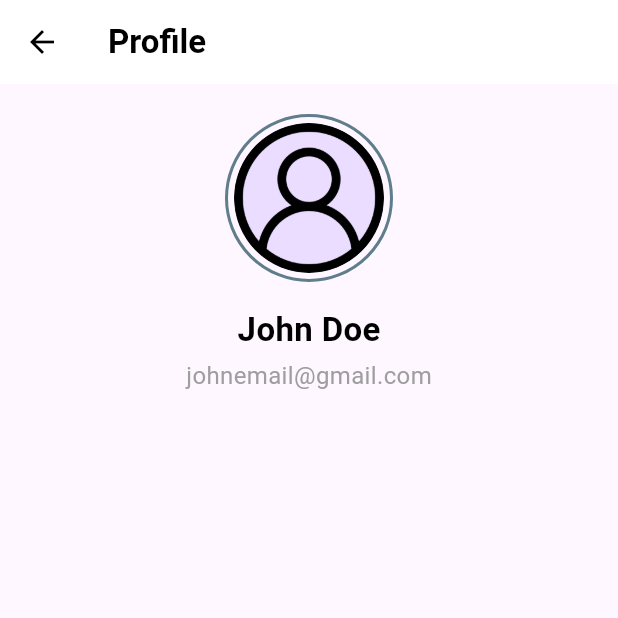
After one commit to nurfaidz/simply-inventory-with-flutter, a Flutter app: the ProfilePage screen opened by its route, on a phone screen of 412 x 824 dp, the top half of it. The commit adds this screen. Run offline on Flutter 3.47's test engine with Material 3 defaults, Android fonts, the phone set to English and light mode, and no system bars; our stand-ins replace dio.

Commit message:
feat(route.dart): add route for profile page to enable navigation to the profile page feat(profile_page.dart): create profile page with basic layout and display user information

```diff
--- a/lib/app/route.dart
+++ b/lib/app/route.dart
@@ -1,4 +1,5 @@
 import 'package:flutter/material.dart';
+import 'package:flutter_inventory_app/features/screens/profile_page.dart';
 import '../features/homes/home_page.dart';
 import '../features/products/product_page.dart';
 import '../features/products/create_product_page.dart';
@@ -31,7 +32,11 @@ class AppRoutes {
         '/outgoing-items/create': (context) => const CreateOutgoingItemPage(),
         '/outgoing-items/show': (context) => const DetailOutgoingItemPage(),
 
+        // Auth
         '/login': (context) => const LoginPage(),
         '/registration': (context) => const RegistrationPage(),
+
+        // Profile
+        '/profile': (context) => const ProfilePage(),
       };
 }
--- /dev/null
+++ b/lib/features/screens/profile_page.dart
@@ -0,0 +1,64 @@
+import 'package:flutter/material.dart';
+
+class ProfilePage extends StatelessWidget {
+  const ProfilePage({super.key});
+
+  @override
+  Widget build(BuildContext context) {
+    final String username = 'John Doe';
+    final String email = 'johnemail@gmail.com';
+    final String profileImage = 'assets/images/user.png';
+
+    return Scaffold(
+      appBar: AppBar(
+        title: const Text('Profile', style: TextStyle(color: Colors.black, fontWeight: FontWeight.bold),),
+        backgroundColor: Colors.white,
+        elevation: 0,
+        iconTheme: const IconThemeData(color: Colors.black),
+      ),
+      body: Center(
+        child: Padding(
+          padding: const EdgeInsets.symmetric(horizontal: 20),
+          child: Column(
+            crossAxisAlignment: CrossAxisAlignment.center,
+            children: [
+              const SizedBox(height: 20),
+
+              Container(
+                padding: const EdgeInsets.all(4),
+                decoration: BoxDecoration(
+                  shape: BoxShape.circle,
+                  border: Border.all(color:  Colors.blueGrey, width: 2),
+                ),
+                child: CircleAvatar(
+                  radius: 50,
+                  backgroundImage: AssetImage(profileImage),
+                ),
+              ),
+              const SizedBox(height: 16),
+
+              Text(
+                username,
+                style: const TextStyle(
+                  fontSize: 22,
+                  fontWeight: FontWeight.bold,
+                  color: Colors.black,
+                ),
+              ),
+              const SizedBox(height:4),
+
+              Text(
+                email,
+                style:  const TextStyle(
+                  fontSize: 16,
+                  color: Colors.grey,
+                ),
+              ),
+              const SizedBox(height: 30),
+            ],
+          ),
+        ),
+      ),
+    );
+  }
+}
```
